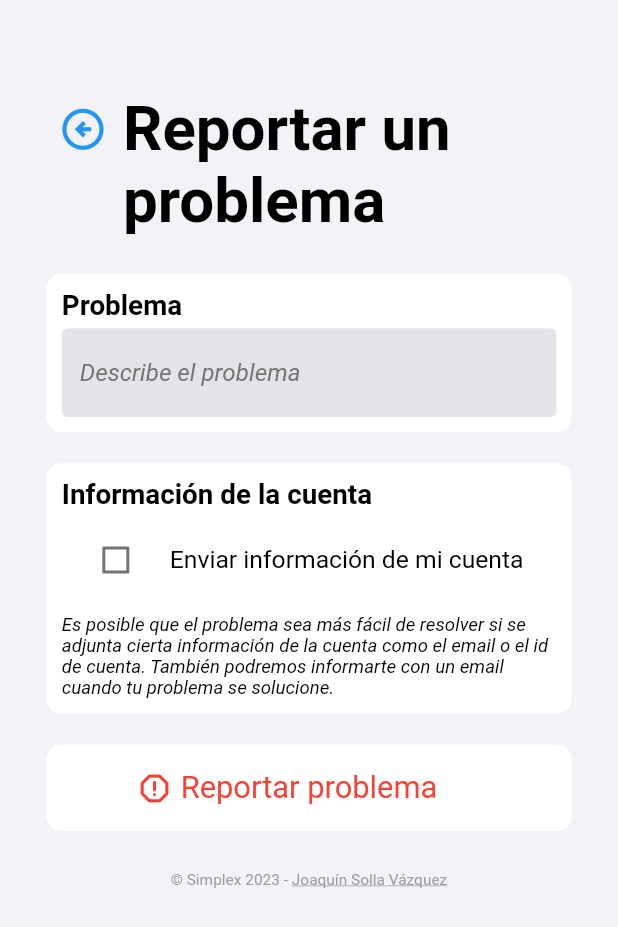
After one commit to joaquinsolla/Simplex, a Flutter app: the HelpReport screen opened by its route, on a phone screen of 412 x 824 dp. The commit adds this screen. Shown: the top 927 px of the screen. Run offline on Flutter 3.47's test engine with Material 2 defaults, Android fonts, the phone set to English and light mode, and no system bars; our stand-ins replace bottom_navy_bar, cloud_firestore, firebase_auth, firebase_core, flutter_local_notifications, focused_menu and 4 more; accounts and stored records are empty.

Commit message:
Implemented problems reporting

```diff
--- a/lib/classes/all_classes.dart
+++ b/lib/classes/all_classes.dart
@@ -1,3 +1,5 @@
 export 'package:simplex/classes/event.dart';
 export 'package:simplex/classes/todo.dart';
 export 'package:simplex/classes/note.dart';
+
+export 'package:simplex/classes/report.dart';
--- /dev/null
+++ b/lib/classes/report.dart
@@ -0,0 +1,34 @@
+import 'package:cloud_firestore/cloud_firestore.dart';
+
+class Report{
+  final String id;
+  final String problem;
+  final DateTime date;
+  late String? userId;
+  late String? userEmail;
+
+  Report({
+    required this.id,
+    required this.problem,
+    required this.date,
+    required this.userId,
+    required this.userEmail,
+  });
+
+  Map<String, dynamic> toJson() => {
+    'id': id,
+    'problem': problem,
+    'date': date,
+    'userId': userId,
+    'userEmail': userEmail,
+  };
+
+  static Report fromJson(Map<String, dynamic> json) => Report(
+    id: json['id'],
+    problem: json['problem'],
+    date: (json['date'] as Timestamp).toDate(),
+    userId: json['userId'],
+    userEmail: json['userEmail'],
+  );
+
+}
--- a/lib/common/functions.dart
+++ b/lib/common/functions.dart
@@ -12,7 +12,7 @@ void showSnackBar(BuildContext context, String content, Color color) {
     content: Text(content),
     backgroundColor: color,
     behavior: SnackBarBehavior.floating,
-    duration: Duration(seconds: 2),
+    duration: Duration(seconds: 3),
   ));
 }
 
--- a/lib/main.dart
+++ b/lib/main.dart
@@ -53,6 +53,7 @@ Future main() async {
       '/help/help_todos': (context) => const HelpTodos(),
       '/help/help_notes': (context) => const HelpNotes(),
       '/help/help_routines': (context) => const HelpRoutines(),
+      '/help/help_report': (context) => const HelpReport(),
 
     },
   ));
--- a/lib/pages/all_pages.dart
+++ b/lib/pages/all_pages.dart
@@ -24,3 +24,4 @@ export 'help/help_events.dart';
 export 'help/help_todos.dart';
 export 'help/help_notes.dart';
 export 'help/help_routines.dart';
+export 'help/help_report.dart';
--- a/lib/pages/help/help_main.dart
+++ b/lib/pages/help/help_main.dart
@@ -75,7 +75,7 @@ class _HelpMainPageState extends State<HelpMainPage> {
           }),
           Divider(color: colorThirdText),
           SecondaryButton(Colors.red, 'Reportar un problema', (){
-            // TODO: problems report
+            Navigator.pushNamed(context, '/help/help_report');
           }),
         ]),
 
--- /dev/null
+++ b/lib/pages/help/help_report.dart
@@ -0,0 +1,144 @@
+import 'package:flutter/material.dart';
+import 'package:simplex/classes/report.dart';
+import 'package:simplex/common/all_common.dart';
+import 'package:simplex/common/widgets/all_widgets.dart';
+import 'package:simplex/services/firestore_service.dart';
+
+class HelpReport extends StatefulWidget {
+  const HelpReport({Key? key}) : super(key: key);
+
+  @override
+  _HelpReportState createState() => _HelpReportState();
+}
+
+class _HelpReportState extends State<HelpReport> {
+  final TextEditingController problemController = TextEditingController();
+  final FocusNode problemFocusNode = FocusNode();
+
+  String id = int.parse((DateTime.now().millisecondsSinceEpoch).toString().substring(6)).toString();
+  bool sendAccountData = false;
+
+  @override
+  void dispose() {
+    super.dispose();
+    problemController.dispose();
+  }
+
+  @override
+  void initState() {
+    super.initState();
+  }
+
+  @override
+  Widget build(BuildContext context) {
+
+    return Scaffold(
+      backgroundColor: colorMainBackground,
+      body: HomeArea([
+        PageHeader(context, 'Reportar un problema'),
+        FormContainer([
+          Column(
+            crossAxisAlignment: CrossAxisAlignment.start,
+            children: [
+              Text('Problema', style: TextStyle(color: colorMainText,fontSize: deviceWidth*0.045, fontWeight: FontWeight.bold),),
+              SizedBox(height: deviceHeight*0.005),
+              TextField(
+                keyboardType: TextInputType.multiline,
+                textCapitalization: TextCapitalization.sentences,
+                textInputAction: TextInputAction.newline,
+                maxLines: null,
+                focusNode: problemFocusNode,
+                style: TextStyle(color: colorMainText),
+                controller: problemController,
+                decoration: InputDecoration(
+                  fillColor: colorThirdBackground,
+                  filled: true,
+                  enabledBorder: OutlineInputBorder(
+                    borderSide: BorderSide(color: colorThirdBackground, width: 1),
+                  ),
+                  focusedBorder: OutlineInputBorder(
+                    borderSide:
+                    BorderSide(color: colorSpecialItem, width: 2),
+                  ),
+
+                  hintText: 'Describe el problema',
+                  hintStyle: TextStyle(color: colorThirdText, fontStyle: FontStyle.italic),
+                ),
+              ),
+            ],
+          ),
+        ]),
+        SizedBox(height: deviceHeight * 0.025),
+        FormContainer([
+          Text(
+            'Información de la cuenta',
+            style: TextStyle(
+                color: colorMainText,
+                fontSize: deviceWidth * 0.045,
+                fontWeight: FontWeight.bold),
+          ),
+          SizedBox(height: deviceHeight * 0.005),
+          CheckboxListTile(
+            activeColor: colorSpecialItem,
+            title: Text(
+              'Enviar información de mi cuenta',
+              style: TextStyle(
+                  color: colorMainText,
+                  fontSize: deviceWidth * 0.04,
+                  fontWeight: FontWeight.normal),
+            ),
+            value: sendAccountData,
+            onChanged: (val) {
+              setState(() {
+                sendAccountData = val!;
+              });
+            },
+            controlAffinity: ListTileControlAffinity.leading,
+          ),
+          SizedBox(height: deviceHeight * 0.01),
+          Text(
+            'Es posible que el problema sea más fácil de resolver si se adjunta'
+                ' cierta información de la cuenta como el email o el id de '
+                'cuenta. También podremos informarte con un email cuando tu '
+                'problema se solucione.',
+            style: TextStyle(
+                color: colorMainText,
+                fontSize: deviceWidth * 0.03,
+                fontWeight: FontWeight.normal,
+                fontStyle: FontStyle.italic),
+          ),
+        ]),
+        SizedBox(height: deviceHeight * 0.025),
+        MainButton(Icons.report_gmailerrorred_rounded, Colors.red, ' Reportar '
+            'problema ',
+                () {
+                  if (problemController.text.trim().isEmpty) {
+                    showSnackBar(context, 'Debes describir el problema', Colors.red);
+                    problemFocusNode.requestFocus();
+                  } else {
+                    try {
+                      Report newReport = Report(
+                        id: id,
+                        problem: problemController.text.trim(),
+                        date: DateTime.now(),
+                        userId: null,
+                        userEmail: null,
+                      );
+
+                      sendReport(newReport, sendAccountData);
+                      Navigator.pop(context);
+                      showSnackBar(context, 'Problema reportado', Colors.green);
+
+                    } on Exception catch (e) {
+                      debugPrint('[ERR] Could not send report: $e');
+                      showSnackBar(context, 'Ha ocurrido un error', Colors.red);
+                    }
+                  }
+            }),
+
+        FooterCredits(),
+      ]),
+    );
+  }
+
+}
--- a/lib/services/firestore_service.dart
+++ b/lib/services/firestore_service.dart
@@ -286,3 +286,25 @@ deleteNoteById(int noteId) async {
   await doc.delete();
   debugPrint('[OK] Note deleted');
 }
+
+/// REPORTS MANAGEMENT
+Future sendReport(Report report, bool sendAccountData) async{
+  final user = FirebaseAuth.instance.currentUser!;
+  final doc = FirebaseFirestore.instance.collection('reports').doc(report.id);
+
+  if (sendAccountData){
+    report.userId = user.uid;
+    report.userEmail = user.email;
+  }
+
+  final json = {
+    'id': report.id,
+    'problem': report.problem,
+    'date': report.date,
+    'userId': report.userId,
+    'userEmail': report.userEmail,
+  };
+
+  await doc.set(json);
+  debugPrint('[OK] Report sent');
+}
```
Also changed, not shown: 1 other file.
